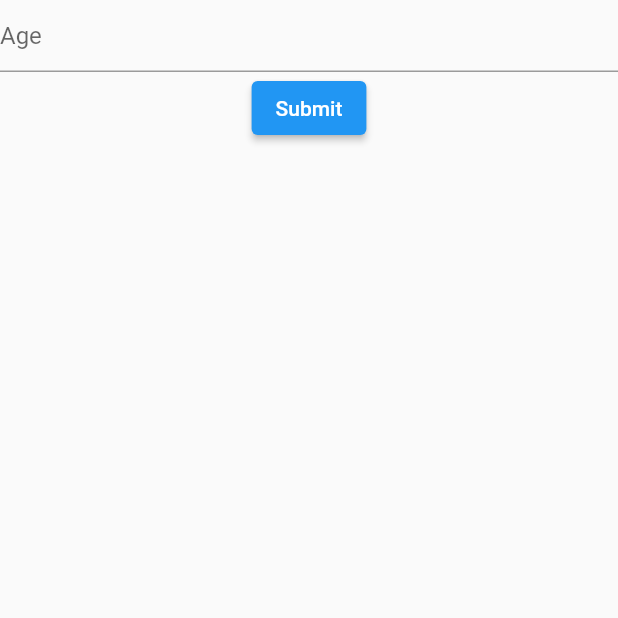
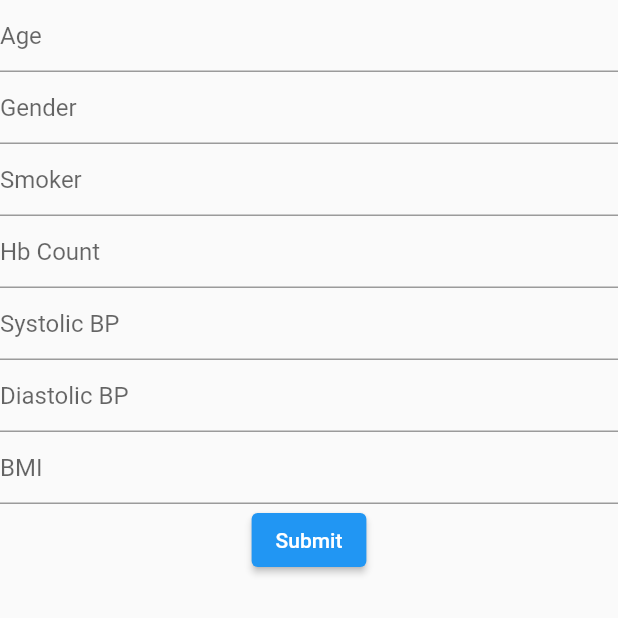
Before and after one commit to CrystalDarling2000/login, a Flutter app: the screen it shows once a user with an empty profile is signed in, after a tap on "Submit", on a phone screen of 412 x 824 dp, the top half of it. Run offline on Flutter 3.47's test engine with Material 2 defaults, Android fonts, the phone set to English and light mode, and no system bars; our stand-ins replace cloud_firestore, firebase_auth, firebase_core; accounts and stored records are empty.

Commit message:
third-commit

```diff
--- a/lib/patients.dart
+++ b/lib/patients.dart
@@ -17,17 +17,56 @@ class _PatientsState extends State<Patients> {
   Widget build(BuildContext context) {
     final db = FirebaseFirestore.instance.collection('doctor');
     final ageController = TextEditingController();
+    final genderController = TextEditingController();
+    final smokerController = TextEditingController();
+    final hbCountController = TextEditingController();
+    final SystolicBPController = TextEditingController();
+    final DiastolicBPController = TextEditingController();
+    final BMIController = TextEditingController();
 
      void  handle(){
       final age = ageController.value.text;
+      final gender = genderController.value.text;
+      final smoker = smokerController.value.text;
+      final hb = hbCountController.value.text;
+      final systolicBP = SystolicBPController.value.text;
+      final DiastolicBP = DiastolicBPController.value.text;
+      final BMI = BMIController.value.text;
+
+
       final db = FirebaseFirestore.instance.collection('doctor').doc();
-      db.set({'age':age});
+      db.set({'age':age,'gender':gender,'smoker':smoker,'hb':hb,'systolicBP':systolicBP,'diastolicBP':DiastolicBP,'bmi':BMI});
   };
 
     return Scaffold(body: Column(children: [
       TextField(
         controller:ageController,
-        decoration: InputDecoration(hintText: 'Age',),),
+        decoration: InputDecoration(hintText: 'Age',),
+        ),
+        TextField(
+        controller:genderController,
+        decoration: InputDecoration(hintText: 'Gender',),
+        ),
+        TextField(
+        controller:smokerController,
+        decoration: InputDecoration(hintText: 'Smoker',),
+        ),
+        TextField(
+        controller: hbCountController,
+        decoration: InputDecoration(hintText: 'Hb Count',),
+        ),
+        TextField(
+        controller:SystolicBPController,
+        decoration: InputDecoration(hintText: 'Systolic BP',),
+        ),
+        TextField(
+        controller:DiastolicBPController,
+        decoration: InputDecoration(hintText: 'Diastolic BP',),
+        ),
+        TextField(
+        controller:BMIController,
+        decoration: InputDecoration(hintText: 'BMI',),
+        ),
         ElevatedButton(onPressed: (){
           handle();
         }, child: Text('Submit'))
```
